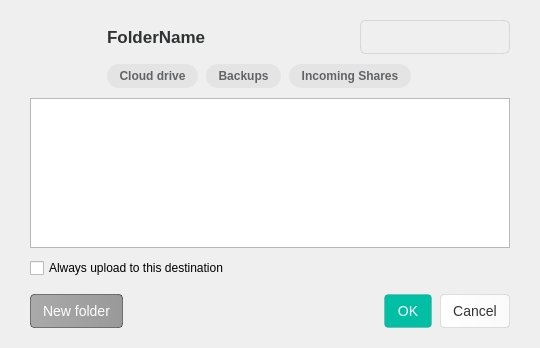
Qt form src/MEGASync/gui/node_selector/gui/win/NodeSelectorTreeViewWidget.ui (meganz/MEGAsync) before a commit.
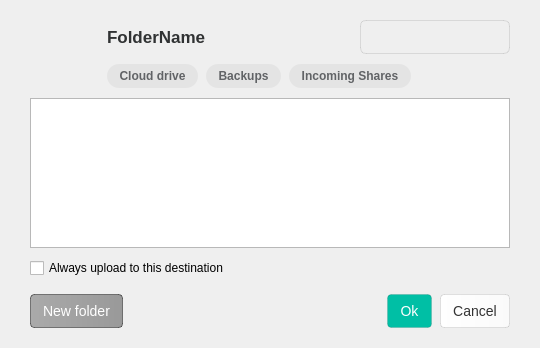
The same form after that commit. Icons and pictures are not drawn. Custom widgets are drawn as their Qt base class.

Commit message: cursor shape change, new folder button visibility on search view

The edit to the form file:
```diff
--- a/src/MEGASync/gui/node_selector/gui/win/NodeSelectorTreeViewWidget.ui
+++ b/src/MEGASync/gui/node_selector/gui/win/NodeSelectorTreeViewWidget.ui
@@ -937,7 +937,7 @@
 }</string>
         </property>
         <property name="text">
-         <string>OK</string>
+         <string>Ok</string>
         </property>
        </widget>
       </item>
```
Left out of the diff: 15 changed lines with no effect on the pictures. The commit also changes 5 other files.
